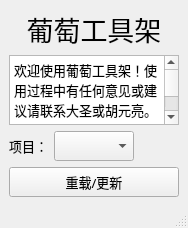
Old version of the form commons/ui/main.ui in the repository lonegather/Barbarian.
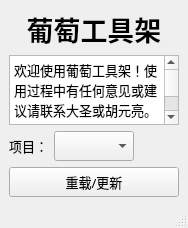
New version of the form.

Diff of the .ui file:
```diff
--- a/commons/ui/main.ui
+++ b/commons/ui/main.ui
@@ -7,7 +7,7 @@
     <x>0</x>
     <y>0</y>
     <width>188</width>
-    <height>226</height>
+    <height>227</height>
    </rect>
   </property>
   <property name="minimumSize">
@@ -27,6 +27,8 @@
        <font>
         <family>微软雅黑</family>
         <pointsize>20</pointsize>
+        <weight>75</weight>
+        <bold>true</bold>
        </font>
       </property>
       <property name="text">
```
Left out of the diff: 12 changed lines with no effect on the pictures.
